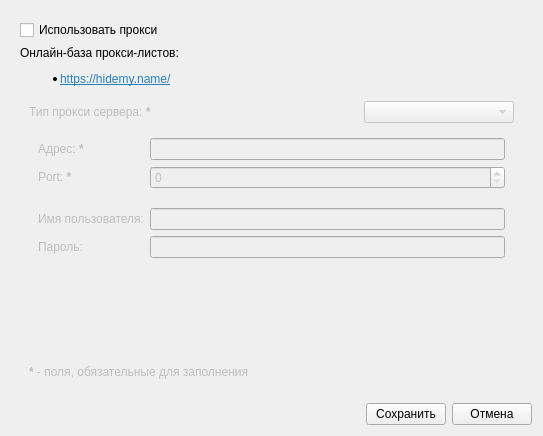
0valse/voiceover, file ui/settingsform.ui: the form before one commit.
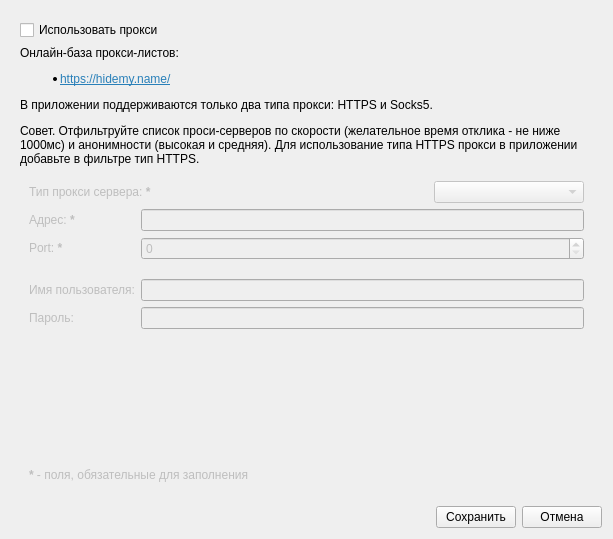
The form after the commit. Icons and pictures are not drawn.

Diff of the .ui file:
```diff
--- a/ui/settingsform.ui
+++ b/ui/settingsform.ui
@@ -6,8 +6,8 @@
    <rect>
     <x>0</x>
     <y>0</y>
-    <width>543</width>
-    <height>436</height>
+    <width>613</width>
+    <height>539</height>
    </rect>
   </property>
   <property name="windowTitle">
@@ -50,7 +50,7 @@
        <item>
         <widget class="QLabel" name="labelInfo">
          <property name="text">
-          <string>&lt;html&gt;&lt;head/&gt;&lt;body&gt;&lt;p&gt;Онлайн-база прокси-листов:&lt;/p&gt;&lt;ul style=&quot;margin-top: 0px; margin-bottom: 0px; margin-left: 0px; margin-right: 0px; -qt-list-indent: 1;&quot;&gt;&lt;li style=&quot; margin-top:12px; margin-bottom:12px; margin-left:0px; margin-right:0px; -qt-block-indent:0; text-indent:0px;&quot;&gt;&lt;a href=&quot;https://hidemy.name/ru/proxy-list/&quot;&gt;&lt;span style=&quot; text-decoration: underline; color:#2980b9;&quot;&gt;https://hidemy.name/&lt;/span&gt;&lt;/a&gt;&lt;/li&gt;&lt;/ul&gt;&lt;/body&gt;&lt;/html&gt;</string>
+          <string>&lt;html&gt;&lt;head/&gt;&lt;body&gt;&lt;p&gt;Онлайн-база прокси-листов:&lt;/p&gt;&lt;ul style=&quot;margin-top: 0px; margin-bottom: 0px; margin-left: 0px; margin-right: 0px; -qt-list-indent: 1;&quot;&gt;&lt;li style=&quot; margin-top:12px; margin-bottom:12px; margin-left:0px; margin-right:0px; -qt-block-indent:0; text-indent:0px;&quot;&gt;&lt;a href=&quot;https://hidemy.name/ru/proxy-list/&quot;&gt;&lt;span style=&quot; text-decoration: underline; color:#2980b9;&quot;&gt;https://hidemy.name/&lt;/span&gt;&lt;/a&gt;&lt;/li&gt;&lt;/ul&gt;&lt;p&gt;В приложении поддерживаются только два типа прокси: HTTPS и Socks5.&lt;/p&gt;&lt;p&gt;Совет. Отфильтруйте список проси-серверов по скорости (желательное время отклика - не ниже 1000мс) и анонимности (высокая и средняя). Для использование типа HTTPS прокси в приложении добавьте в фильтре тип HTTPS.&lt;/p&gt;&lt;/body&gt;&lt;/html&gt;</string>
          </property>
          <property name="wordWrap">
           <bool>true</bool>
@@ -62,8 +62,8 @@
          <property name="enabled">
           <bool>false</bool>
          </property>
-         <layout class="QVBoxLayout" name="verticalLayout_3">
-          <item>
+         <layout class="QGridLayout" name="gridLayout">
+          <item row="0" column="0" colspan="3">
            <layout class="QHBoxLayout" name="horizontalLayout_2">
             <item>
              <widget class="QLabel" name="labelProxyType">
@@ -97,17 +97,14 @@
             </item>
            </layout>
           </item>
-          <item>
-           <widget class="QWidget" name="widgetOps" native="true">
-            <layout class="QGridLayout" name="gridLayout">
-             <item row="0" column="0">
+          <item row="1" column="0">
               <widget class="QLabel" name="labelProxyIP">
                <property name="text">
                 <string>&lt;html&gt;&lt;head/&gt;&lt;body&gt;&lt;p&gt;Адрес:  &lt;span style=&quot; font-weight:600;&quot;&gt;*&lt;/span&gt;&lt;/p&gt;&lt;/body&gt;&lt;/html&gt;</string>
                </property>
               </widget>
              </item>
-             <item row="0" column="2">
+          <item row="1" column="2">
               <widget class="QLineEdit" name="lineEditProxyIP">
                <property name="minimumSize">
                 <size>
@@ -117,21 +114,21 @@
                </property>
               </widget>
              </item>
-             <item row="1" column="0">
+          <item row="2" column="0">
               <widget class="QLabel" name="labelProxyPort">
                <property name="text">
                 <string>&lt;html&gt;&lt;head/&gt;&lt;body&gt;&lt;p&gt;Port: &lt;span style=&quot; font-weight:600;&quot;&gt;*&lt;/span&gt;&lt;/p&gt;&lt;/body&gt;&lt;/html&gt;</string>
                </property>
               </widget>
              </item>
-             <item row="1" column="2">
+          <item row="2" column="2">
               <widget class="QSpinBox" name="spinBoxProxyPort">
                <property name="maximum">
                 <number>65535</number>
                </property>
               </widget>
              </item>
-             <item row="2" column="1">
+          <item row="3" column="1">
               <spacer name="verticalSpacer_2">
                <property name="orientation">
                 <enum>Qt::Vertical</enum>
@@ -147,30 +144,27 @@
                </property>
               </spacer>
              </item>
-             <item row="3" column="0" colspan="2">
+          <item row="4" column="0" colspan="2">
               <widget class="QLabel" name="labelProxyUser">
                <property name="text">
                 <string>Имя пользователя:</string>
                </property>
               </widget>
              </item>
-             <item row="3" column="2">
+          <item row="4" column="2">
               <widget class="QLineEdit" name="lineEditUser"/>
              </item>
-             <item row="4" column="0">
+          <item row="5" column="0">
               <widget class="QLabel" name="labelProxyPass">
                <property name="text">
                 <string>Пароль:</string>
                </property>
               </widget>
              </item>
-             <item row="4" column="2">
+          <item row="5" column="2">
               <widget class="QLineEdit" name="lineEditPassword"/>
              </item>
-            </layout>
-           </widget>
-          </item>
-          <item>
+          <item row="6" column="0">
            <spacer name="verticalSpacer">
             <property name="orientation">
              <enum>Qt::Vertical</enum>
@@ -183,7 +177,7 @@
             </property>
            </spacer>
           </item>
-          <item>
+          <item row="7" column="0" colspan="3">
            <widget class="QLabel" name="label">
             <property name="text">
              <string>&lt;html&gt;&lt;head/&gt;&lt;body&gt;&lt;p&gt;&lt;span style=&quot; font-weight:600;&quot;&gt;*&lt;/span&gt; - поля, обязательные для заполнения&lt;/p&gt;&lt;/body&gt;&lt;/html&gt;</string>
```
Lines whose indentation alone changed are shown as unchanged.
